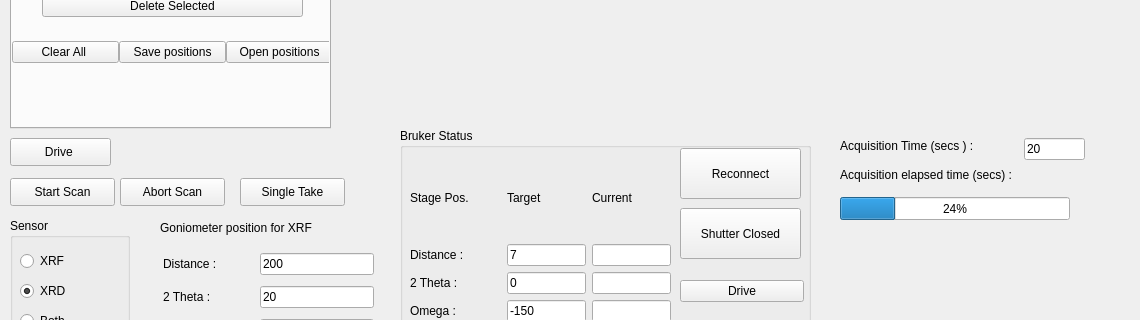
Old version of the form gridscan_mainwin.ui in the repository hgarbeil/pyAmptek; both pictures show x 0 to 1140 and y 401 to 721 of the 1140 by 960 pixel window.
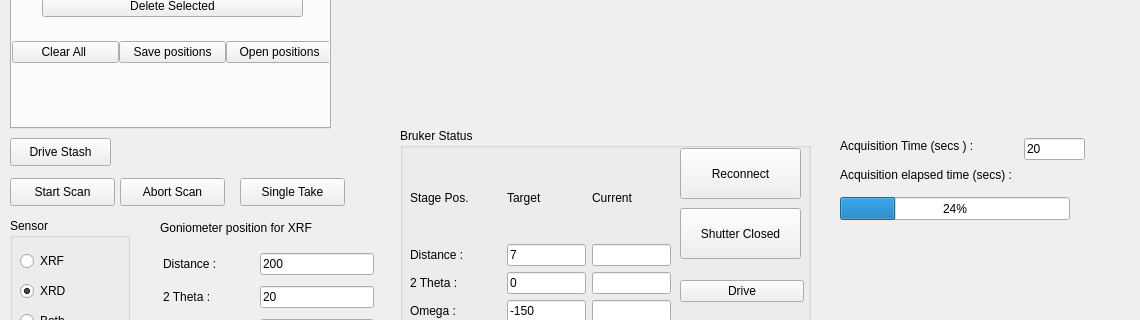
New version of the form. The open tabs and pages were chosen to show the change. Custom widgets are drawn as their Qt base class.

Commit message: get_prog_fraction function added to MyCAEpics.py

```diff
--- a/gridscan_mainwin.ui
+++ b/gridscan_mainwin.ui
@@ -136,7 +136,7 @@
      <rect>
       <x>840</x>
       <y>549</y>
-      <width>221</width>
+      <width>241</width>
       <height>16</height>
      </rect>
     </property>
@@ -192,7 +192,7 @@
      </rect>
     </property>
     <property name="text">
-     <string>Drive </string>
+     <string>Drive Stash</string>
     </property>
    </widget>
    <widget class="QLabel" name="label_12">
@@ -200,7 +200,7 @@
      <rect>
       <x>840</x>
       <y>520</y>
-      <width>150</width>
+      <width>171</width>
       <height>16</height>
      </rect>
     </property>
```
Left out of the diff: 4 changed lines with no effect on the pictures. The commit also changes 1 other file.
